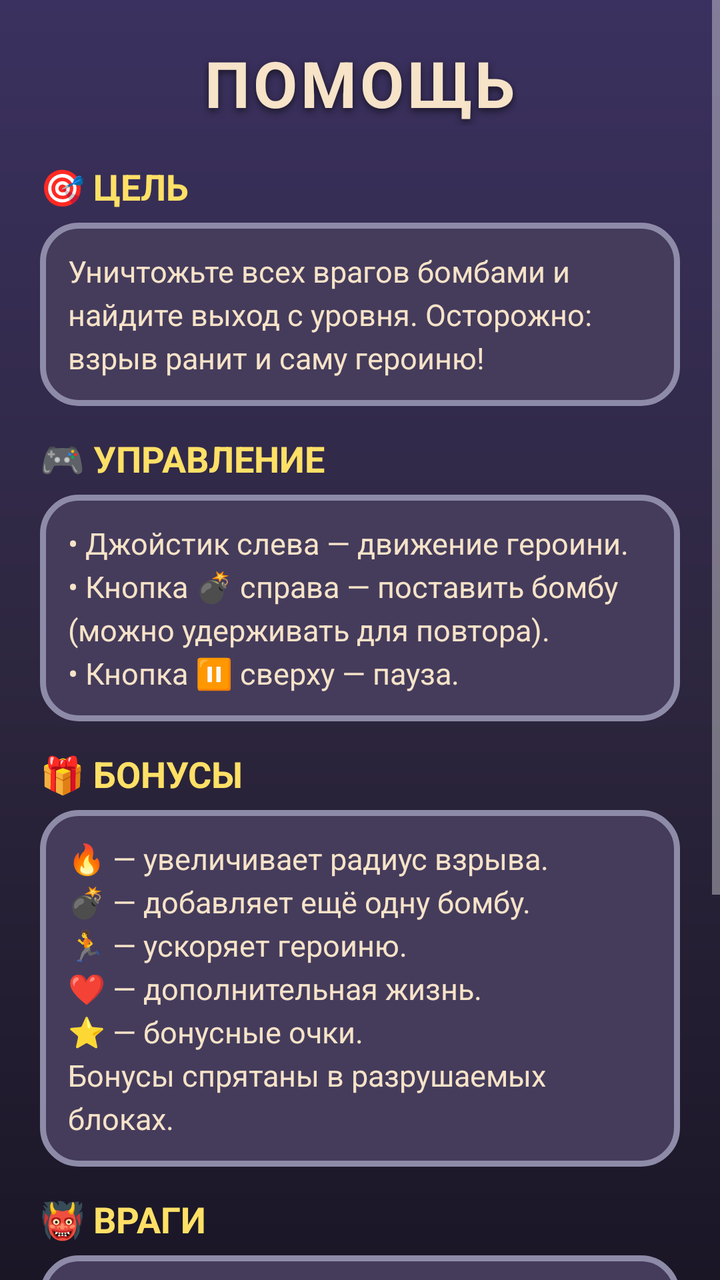
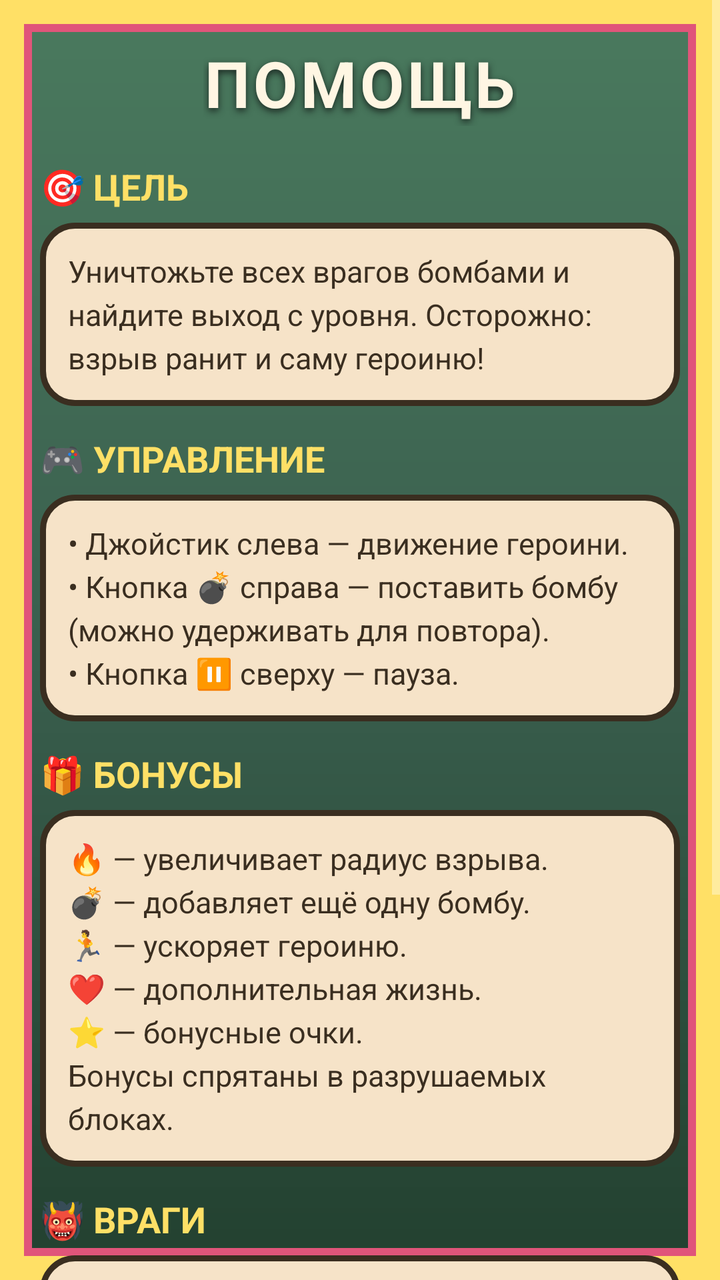

Before-and-after screenshots of an Android layout around one commit, followed by the original layout XML and the change that was made.
<!-- AndroidManifest.xml: activity theme Theme.BomberMama.Menu -->
<!-- res/layout/activity_help.xml -->
<?xml version="1.0" encoding="utf-8"?>
<ScrollView xmlns:android="http://schemas.android.com/apk/res/android"
    android:layout_width="match_parent"
    android:layout_height="match_parent"
    android:background="@drawable/bg_gradient"
    android:fillViewport="true">

    <LinearLayout
        android:layout_width="match_parent"
        android:layout_height="wrap_content"
        android:orientation="vertical"
        android:padding="20dp">

        <TextView
            style="@style/TextAppearance.BomberMama.Title"
            android:layout_width="wrap_content"
            android:layout_height="wrap_content"
            android:text="@string/help_title"
            android:textSize="32sp"
            android:layout_gravity="center"
            android:layout_marginBottom="18dp" />

        <TextView
            android:layout_width="match_parent"
            android:layout_height="wrap_content"
            android:text="@string/help_goal_title"
            android:textColor="@color/ui_gold"
            android:textStyle="bold"
            android:textSize="18sp"
            android:layout_marginBottom="6dp" />

        <TextView
            android:layout_width="match_parent"
            android:layout_height="wrap_content"
            android:text="@string/help_goal"
            android:textColor="@color/ui_text"
            android:textSize="15sp"
            android:lineSpacingExtra="4dp"
            android:background="@drawable/panel"
            android:padding="14dp"
            android:layout_marginBottom="14dp" />

        <TextView
            android:layout_width="match_parent"
            android:layout_height="wrap_content"
            android:text="@string/help_controls_title"
            android:textColor="@color/ui_gold"
            android:textStyle="bold"
            android:textSize="18sp"
            android:layout_marginBottom="6dp" />

        <TextView
            android:layout_width="match_parent"
            android:layout_height="wrap_content"
            android:text="@string/help_controls"
            android:textColor="@color/ui_text"
            android:textSize="15sp"
            android:lineSpacingExtra="4dp"
            android:background="@drawable/panel"
            android:padding="14dp"
            android:layout_marginBottom="14dp" />

        <TextView
            android:layout_width="match_parent"
            android:layout_height="wrap_content"
            android:text="@string/help_bonuses_title"
            android:textColor="@color/ui_gold"
            android:textStyle="bold"
            android:textSize="18sp"
            android:layout_marginBottom="6dp" />

        <TextView
            android:layout_width="match_parent"
            android:layout_height="wrap_content"
            android:text="@string/help_bonuses"
            android:textColor="@color/ui_text"
            android:textSize="15sp"
            android:lineSpacingExtra="4dp"
            android:background="@drawable/panel"
            android:padding="14dp"
            android:layout_marginBottom="14dp" />

        <TextView
            android:layout_width="match_parent"
            android:layout_height="wrap_content"
            android:text="@string/help_enemies_title"
            android:textColor="@color/ui_gold"
            android:textStyle="bold"
            android:textSize="18sp"
            android:layout_marginBottom="6dp" />

        <TextView
            android:layout_width="match_parent"
            android:layout_height="wrap_content"
            android:text="@string/help_enemies"
            android:textColor="@color/ui_text"
            android:textSize="15sp"
            android:lineSpacingExtra="4dp"
            android:background="@drawable/panel"
            android:padding="14dp"
            android:layout_marginBottom="18dp" />

        <Button
            android:id="@+id/btnBack"
            style="@style/TextAppearance.BomberMama.Button"
            android:layout_width="match_parent"
            android:layout_height="wrap_content"
            android:padding="14dp"
            android:textSize="16sp"
            android:background="@drawable/btn_secondary"
            android:text="@string/help_back" />

    </LinearLayout>

</ScrollView>
<!-- resources referenced by this layout -->
<resources>
  <color name="ui_gold">#FFE066</color>
  <color name="ui_text">#F6E3C8</color>
  <!-- drawable bg_gradient (drawable) -->
  <?xml version="1.0" encoding="utf-8"?>
  <shape xmlns:android="http://schemas.android.com/apk/res/android"
      android:shape="rectangle">
      <gradient
          android:startColor="#3B3160"
          android:centerColor="#2E2740"
          android:endColor="#1A1626"
          android:angle="270" />
  </shape>
  <!-- drawable btn_secondary (drawable) -->
  <?xml version="1.0" encoding="utf-8"?>
  <selector xmlns:android="http://schemas.android.com/apk/res/android">
      <item android:state_pressed="true">
          <shape android:shape="rectangle">
              <solid android:color="#5A5278" />
              <stroke android:width="3dp" android:color="#F6E3C8" />
              <corners android:radius="14dp" />
          </shape>
      </item>
      <item>
          <shape android:shape="rectangle">
              <solid android:color="#453C5C" />
              <stroke android:width="3dp" android:color="#8E8BA8" />
              <corners android:radius="14dp" />
          </shape>
      </item>
  </selector>
  <!-- drawable panel (drawable) -->
  <?xml version="1.0" encoding="utf-8"?>
  <shape xmlns:android="http://schemas.android.com/apk/res/android"
      android:shape="rectangle">
      <solid android:color="#453C5C" />
      <stroke android:width="3dp" android:color="#8E8BA8" />
      <corners android:radius="18dp" />
  </shape>
  <string name="help_back">🏠 В МЕНЮ</string>
  <string name="help_bonuses_title">🎁 БОНУСЫ</string>
  <string name="help_controls">• Джойстик слева — движение героини.\n• Кнопка 💣 справа — поставить бомбу (можно удерживать для повтора).\n• Кнопка ⏸ сверху — пауза.</string>
  <string name="help_controls_title">🎮 УПРАВЛЕНИЕ</string>
  <string name="help_enemies_title">👹 ВРАГИ</string>
  <string name="help_goal">Уничтожьте всех врагов бомбами и найдите выход с уровня. Осторожно: взрыв ранит и саму героиню!</string>
  <string name="help_goal_title">🎯 ЦЕЛЬ</string>
  <string name="help_title">ПОМОЩЬ</string>
  <style name="TextAppearance.BomberMama.Button">
          <item name="android:textColor">@color/ui_text</item>
          <item name="android:textStyle">bold</item>
          <item name="android:letterSpacing">0.03</item>
      </style>
  <style name="TextAppearance.BomberMama.Title">
          <item name="android:textColor">@color/ui_text</item>
          <item name="android:shadowColor">@color/ui_shadow</item>
          <item name="android:shadowDx">0</item>
          <item name="android:shadowDy">4</item>
          <item name="android:shadowRadius">8</item>
          <item name="android:textStyle">bold</item>
          <item name="android:letterSpacing">0.05</item>
      </style>
  <color name="ui_shadow">#1A1626</color>
  <style name="Theme.BomberMama" parent="android:Theme.Material.NoActionBar">
          <item name="android:windowBackground">@drawable/bg_gradient</item>
          <item name="android:statusBarColor" tools:targetApi="21">@color/ic_launcher_background</item>
          <item name="android:navigationBarColor" tools:targetApi="21">@color/ic_launcher_background</item>
          <item name="android:windowFullscreen">false</item>
          <item name="android:windowNoTitle">true</item>
      </style>
  <color name="ic_launcher_background">#2E2740</color>
  <!-- unchanged entries left out for length: 3 -->
</resources>

<!-- the commit's change to res/layout/activity_help.xml (unified diff, before → after) -->
@@ -2,7 +2,7 @@
 <ScrollView xmlns:android="http://schemas.android.com/apk/res/android"
     android:layout_width="match_parent"
     android:layout_height="match_parent"
-    android:background="@drawable/bg_gradient"
+    android:background="@drawable/bg_menu"
     android:fillViewport="true">
 
     <LinearLayout
<!-- resource entries referenced after the edit -->
@@ -1,32 +1,49 @@
 <!-- resources referenced by this layout -->
 <resources>
   <color name="ui_gold">#FFE066</color>
-  <color name="ui_text">#F6E3C8</color>
-  <!-- drawable bg_gradient (drawable) -->
+  <color name="ui_text">#3A2E20</color>
+  <!-- drawable bg_menu (drawable) -->
   <?xml version="1.0" encoding="utf-8"?>
-  <shape xmlns:android="http://schemas.android.com/apk/res/android"
-      android:shape="rectangle">
-      <gradient
-          android:startColor="#3B3160"
-          android:centerColor="#2E2740"
-          android:endColor="#1A1626"
-          android:angle="270" />
-  </shape>
+  <layer-list xmlns:android="http://schemas.android.com/apk/res/android">
+      
+      <item>
+          <shape android:shape="rectangle">
+              <gradient
+                  android:startColor="#4A7A5E"
+                  android:centerColor="#3A5F4E"
+                  android:endColor="#22402F"
+                  android:angle="270" />
+          </shape>
+      </item>
+      
+      <item android:left="0dp" android:top="0dp" android:right="0dp" android:bottom="0dp">
+          <shape android:shape="rectangle">
+              <solid android:color="#00000000" />
+              <stroke android:width="12dp" android:color="#FFE066" />
+          </shape>
+      </item>
+      <item android:left="12dp" android:top="12dp" android:right="12dp" android:bottom="12dp">
+          <shape android:shape="rectangle">
+              <solid android:color="#00000000" />
+              <stroke android:width="4dp" android:color="#E0557A" />
+          </shape>
+      </item>
+  </layer-list>
   <!-- drawable btn_secondary (drawable) -->
   <?xml version="1.0" encoding="utf-8"?>
   <selector xmlns:android="http://schemas.android.com/apk/res/android">
       <item android:state_pressed="true">
           <shape android:shape="rectangle">
-              <solid android:color="#5A5278" />
-              <stroke android:width="3dp" android:color="#F6E3C8" />
-              <corners android:radius="14dp" />
+              <solid android:color="#E8C79A" />
+              <stroke android:width="3dp" android:color="#3A2E20" />
+              <corners android:radius="12dp" />
           </shape>
       </item>
       <item>
           <shape android:shape="rectangle">
-              <solid android:color="#453C5C" />
-              <stroke android:width="3dp" android:color="#8E8BA8" />
-              <corners android:radius="14dp" />
+              <solid android:color="#F6E3C8" />
+              <stroke android:width="3dp" android:color="#3A2E20" />
+              <corners android:radius="12dp" />
           </shape>
       </item>
   </selector>
@@ -34,9 +51,9 @@
   <?xml version="1.0" encoding="utf-8"?>
   <shape xmlns:android="http://schemas.android.com/apk/res/android"
       android:shape="rectangle">
-      <solid android:color="#453C5C" />
-      <stroke android:width="3dp" android:color="#8E8BA8" />
-      <corners android:radius="18dp" />
+      <solid android:color="#F6E3C8" />
+      <stroke android:width="3dp" android:color="#3A2E20" />
+      <corners android:radius="16dp" />
   </shape>
   <string name="help_back">🏠 В МЕНЮ</string>
   <string name="help_bonuses_title">🎁 БОНУСЫ</string>
@@ -47,12 +64,12 @@
   <string name="help_goal_title">🎯 ЦЕЛЬ</string>
   <string name="help_title">ПОМОЩЬ</string>
   <style name="TextAppearance.BomberMama.Button">
-          <item name="android:textColor">@color/ui_text</item>
+          <item name="android:textColor">@color/ui_text_light</item>
           <item name="android:textStyle">bold</item>
           <item name="android:letterSpacing">0.03</item>
       </style>
   <style name="TextAppearance.BomberMama.Title">
-          <item name="android:textColor">@color/ui_text</item>
+          <item name="android:textColor">@color/ui_text_light</item>
           <item name="android:shadowColor">@color/ui_shadow</item>
           <item name="android:shadowDx">0</item>
           <item name="android:shadowDy">4</item>
@@ -60,15 +77,16 @@
           <item name="android:textStyle">bold</item>
           <item name="android:letterSpacing">0.05</item>
       </style>
-  <color name="ui_shadow">#1A1626</color>
+  <color name="ui_text_light">#FFF6E3</color>
+  <color name="ui_shadow">#1A2620</color>
   <style name="Theme.BomberMama" parent="android:Theme.Material.NoActionBar">
-          <item name="android:windowBackground">@drawable/bg_gradient</item>
-          <item name="android:statusBarColor" tools:targetApi="21">@color/ic_launcher_background</item>
-          <item name="android:navigationBarColor" tools:targetApi="21">@color/ic_launcher_background</item>
+          <item name="android:windowBackground">@drawable/bg_menu</item>
+          <item name="android:statusBarColor" tools:targetApi="21">@color/ui_bg_dark</item>
+          <item name="android:navigationBarColor" tools:targetApi="21">@color/ui_bg_dark</item>
           <item name="android:windowFullscreen">false</item>
           <item name="android:windowNoTitle">true</item>
       </style>
-  <color name="ic_launcher_background">#2E2740</color>
+  <color name="ui_bg_dark">#22402F</color>
   <!-- unchanged entries left out for length: 3 -->
 </resources>
 
